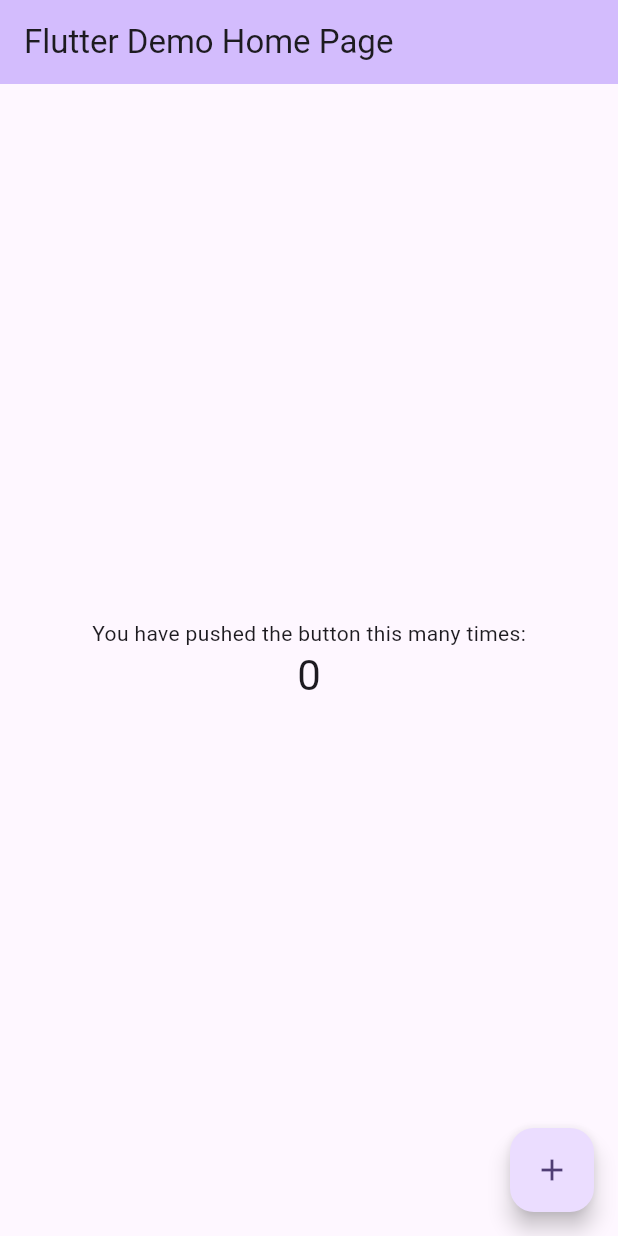
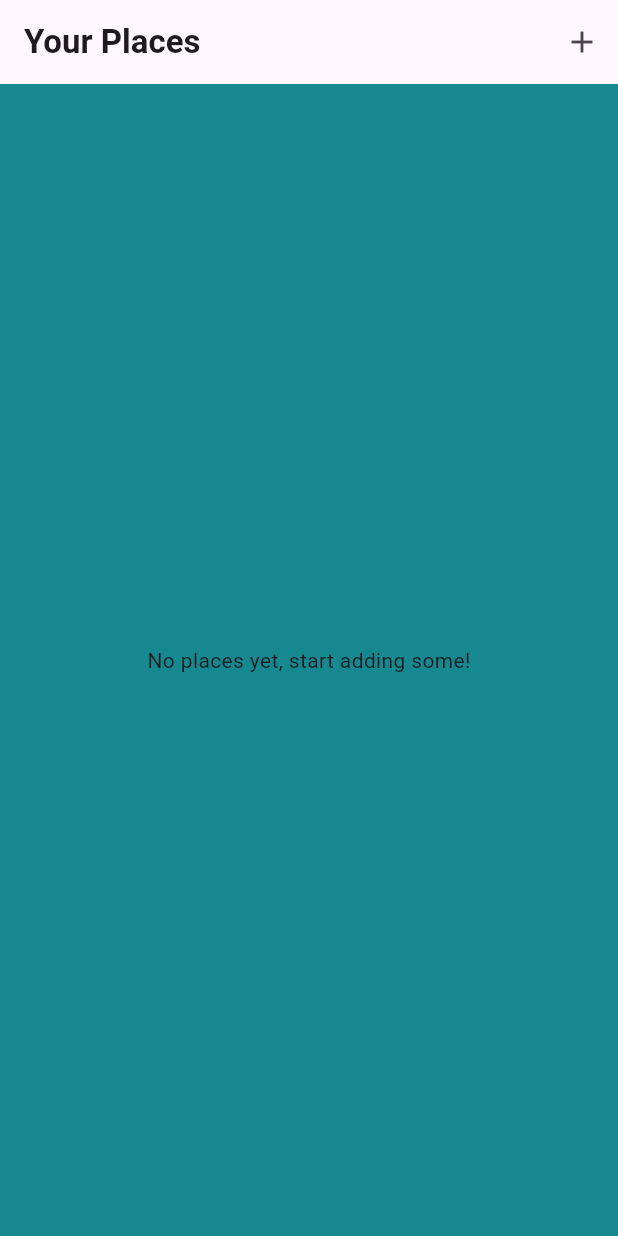
Before and after one commit to Simtestlab/favorite_place, a Flutter app: the screen it shows after launch, on a phone screen of 412 x 824 dp. Run offline on Flutter 3.47's test engine with Material 3 defaults, Android fonts, the phone set to English and light mode, and no system bars; our stand-ins replace google_fonts.

Commit message:
implemented homepage component

```diff
--- a/lib/main.dart
+++ b/lib/main.dart
@@ -1,123 +1,44 @@
+// ignore_for_file: deprecated_member_use
+
+import 'package:favorite_place/screens/places_list.dart';
 import 'package:flutter/material.dart';
+import 'package:google_fonts/google_fonts.dart';
 
+final colorScheme = ColorScheme.fromSeed(
+  brightness: Brightness.light,
+  seedColor: const Color(0xFF6750A4),
+  background: const Color.fromARGB(255, 21, 136, 144),
+);
 
+final theme = ThemeData(
+  useMaterial3: true,
+  colorScheme: colorScheme,
+  scaffoldBackgroundColor: colorScheme.background,
+  textTheme: GoogleFonts.ubuntuCondensedTextTheme().copyWith(
+    titleSmall: GoogleFonts.ubuntuCondensed(
+      fontWeight: FontWeight.bold,
+    ),
+    titleMedium: GoogleFonts.ubuntuCondensed(
+      fontWeight: FontWeight.bold,
+    ),
+    titleLarge: GoogleFonts.ubuntuCondensed(
+      fontWeight: FontWeight.bold,
+    ),
+  ),
+);
 void main() {
   runApp(const MyApp());
 }
-
 class MyApp extends StatelessWidget {
   const MyApp({super.key});
 
-  // This widget is the root of your application.
   @override
   Widget build(BuildContext context) {
     return MaterialApp(
-      title: 'Flutter Demo',
-      theme: ThemeData(
-        // This is the theme of your application.
-        //
-        // TRY THIS: Try running your application with "flutter run". You'll see
-        // the application has a purple toolbar. Then, without quitting the app,
-        // try changing the seedColor in the colorScheme below to Colors.green
-        // and then invoke "hot reload" (save your changes or press the "hot
-        // reload" button in a Flutter-supported IDE, or press "r" if you used
-        // the command line to start the app).
-        //
-        // Notice that the counter didn't reset back to zero; the application
-        // state is not lost during the reload. To reset the state, use hot
-        // restart instead.
-        //
-        // This works for code too, not just values: Most code changes can be
-        // tested with just a hot reload.
-        colorScheme: ColorScheme.fromSeed(seedColor: Colors.deepPurple),
-      ),
-      home: const MyHomePage(title: 'Flutter Demo Home Page'),
+      debugShowCheckedModeBanner: false,
+      title: 'Favourite Places',
+      theme: theme,
+      home: PlacesListScreen(),
     );
   }
 }
-
-class MyHomePage extends StatefulWidget {
-  const MyHomePage({super.key, required this.title});
-
-  // This widget is the home page of your application. It is stateful, meaning
-  // that it has a State object (defined below) that contains fields that affect
-  // how it looks.
-
-  // This class is the configuration for the state. It holds the values (in this
-  // case the title) provided by the parent (in this case the App widget) and
-  // used by the build method of the State. Fields in a Widget subclass are
-  // always marked "final".
-
-  final String title;
-
-  @override
-  State<MyHomePage> createState() => _MyHomePageState();
-}
-
-class _MyHomePageState extends State<MyHomePage> {
-  int _counter = 0;
-
-  void _incrementCounter() {
-    setState(() {
-      // This call to setState tells the Flutter framework that something has
-      // changed in this State, which causes it to rerun the build method below
-      // so that the display can reflect the updated values. If we changed
-      // _counter without calling setState(), then the build method would not be
-      // called again, and so nothing would appear to happen.
-      _counter++;
-    });
-  }
-
-  @override
-  Widget build(BuildContext context) {
-    // This method is rerun every time setState is called, for instance as done
-    // by the _incrementCounter method above.
-    //
-    // The Flutter framework has been optimized to make rerunning build methods
-    // fast, so that you can just rebuild anything that needs updating rather
-    // than having to individually change instances of widgets.
-    return Scaffold(
-      appBar: AppBar(
-        // TRY THIS: Try changing the color here to a specific color (to
-        // Colors.amber, perhaps?) and trigger a hot reload to see the AppBar
-        // change color while the other colors stay the same.
-        backgroundColor: Theme.of(context).colorScheme.inversePrimary,
-        // Here we take the value from the MyHomePage object that was created by
-        // the App.build method, and use it to set our appbar title.
-        title: Text(widget.title),
-      ),
-      body: Center(
-        // Center is a layout widget. It takes a single child and positions it
-        // in the middle of the parent.
-        child: Column(
-          // Column is also a layout widget. It takes a list of children and
-          // arranges them vertically. By default, it sizes itself to fit its
-          // children horizontally, and tries to be as tall as its parent.
-          //
-          // Column has various properties to control how it sizes itself and
-          // how it positions its children. Here we use mainAxisAlignment to
-          // center the children vertically; the main axis here is the vertical
-          // axis because Columns are vertical (the cross axis would be
-          // horizontal).
-          //
-          // TRY THIS: Invoke "debug painting" (choose the "Toggle Debug Paint"
-          // action in the IDE, or press "p" in the console), to see the
-          // wireframe for each widget.
-          mainAxisAlignment: MainAxisAlignment.center,
-          children: <Widget>[
-            const Text('You have pushed the button this many times:'),
-            Text(
-              '$_counter',
-              style: Theme.of(context).textTheme.headlineMedium,
-            ),
-          ],
-        ),
-      ),
-      floatingActionButton: FloatingActionButton(
-        onPressed: _incrementCounter,
-        tooltip: 'Increment',
-        child: const Icon(Icons.add),
-      ), // This trailing comma makes auto-formatting nicer for build methods.
-    );
-  }
-}
--- /dev/null
+++ b/lib/models/place.dart
@@ -0,0 +1,10 @@
+import 'package:uuid/uuid.dart';
+
+const uuid = Uuid();
+
+class Place {
+  Place({required this.title}) : id = uuid.v4();
+
+  final String id;
+  final String title;
+}
--- /dev/null
+++ b/lib/screens/places_list.dart
@@ -0,0 +1,25 @@
+import 'package:flutter/material.dart';
+
+class PlacesListScreen extends StatelessWidget {
+  const PlacesListScreen({super.key});
+
+  @override
+  Widget build(BuildContext context) {
+    return Scaffold(
+      appBar: AppBar(
+        title: const Text('Your Places'),
+        actions: [
+          IconButton(
+            onPressed: () {
+              // Navigate to the add place screen
+            },
+            icon: const Icon(Icons.add),
+          ),
+        ],
+      ),
+      body: const Center(
+        child: Text('No places yet, start adding some!'),
+      ),
+    );
+  }
+}
--- a/pubspec.yaml
+++ b/pubspec.yaml
@@ -34,6 +34,8 @@ dependencies:
   # The following adds the Cupertino Icons font to your application.
   # Use with the CupertinoIcons class for iOS style icons.
   cupertino_icons: ^1.0.8
+  google_fonts: ^6.2.1
+  uuid: ^4.5.1
 
 dev_dependencies:
   flutter_test:
```
Also changed, not shown: lib/screens/add_place.dart (added), lib/screens/places_detail.dart (added), lib/widgets/places.dart (added), pubspec.lock, 1 other file.
